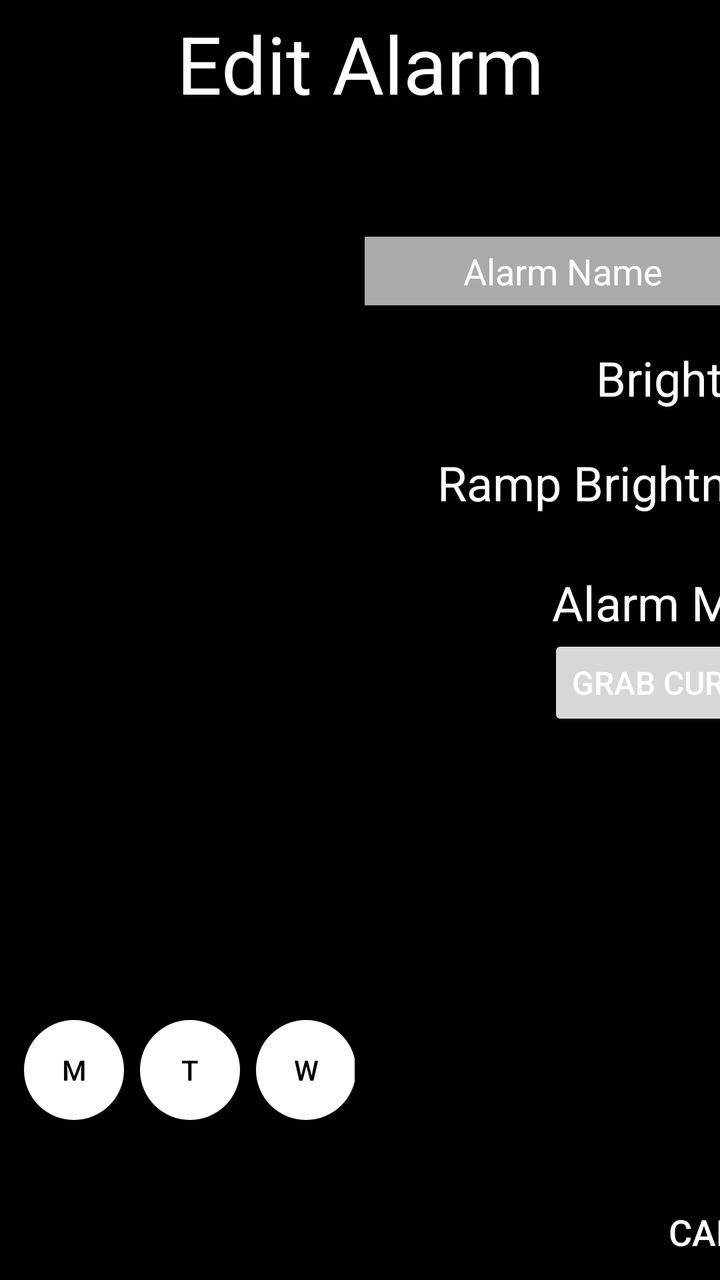
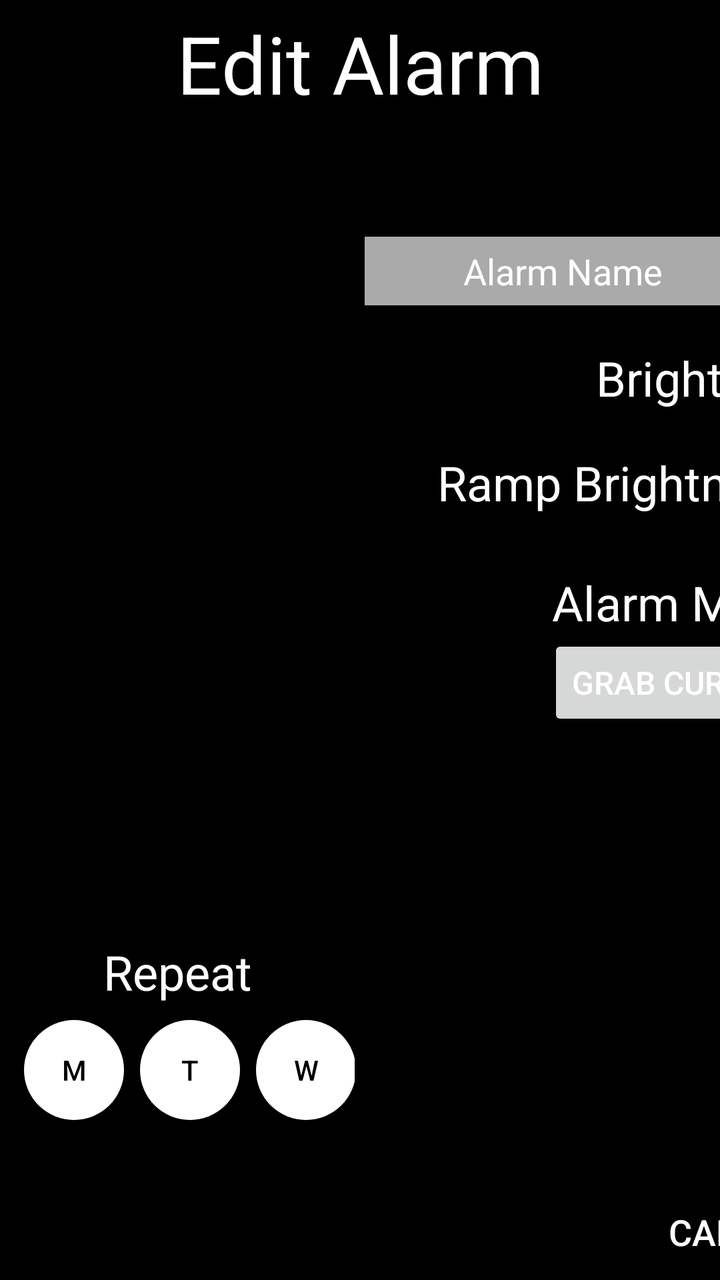

An Android layout rendered at two revisions. The XML below is the earlier revision; the diff shows what the commit changed to produce the second picture.
<!-- AndroidManifest.xml: application theme DarkAppTheme -->
<!-- res/layout/alarm_editor.xml -->
<?xml version="1.0" encoding="utf-8"?>
<androidx.constraintlayout.widget.ConstraintLayout xmlns:android="http://schemas.android.com/apk/res/android"
    android:layout_width="match_parent"
    android:layout_height="match_parent">

    <LinearLayout
        android:layout_width="match_parent"
        android:layout_height="match_parent"
        android:orientation="vertical">

        <TextView
            android:id="@+id/editor_name"
            android:layout_width="match_parent"
            android:layout_height="wrap_content"

            android:layout_marginTop="5dp"
            android:text="Edit Alarm"
            android:textAlignment="center"
            android:textColor="@color/white"
            android:textSize="40dp" />

        <LinearLayout
            android:layout_width="match_parent"
            android:layout_height="0dp"
            android:layout_weight="1"
            android:orientation="horizontal">

            <LinearLayout
                android:layout_width="0dp"
                android:layout_height="match_parent"
                android:layout_weight="1"
                android:orientation="vertical">

                <FrameLayout
                    android:layout_width="match_parent"
                    android:layout_height="0dp"
                    android:layout_weight="1"
                    android:layout_gravity="center_horizontal" >

                    <TimePicker
                        android:id="@+id/timePicker"
                        android:layout_width="match_parent"
                        android:layout_height="wrap_content"
                        android:layout_gravity="center"
                        android:scaleX="1"
                        android:scaleY="1"
                        android:timePickerMode="spinner" />

                </FrameLayout>

                <LinearLayout
                    android:layout_width="match_parent"
                    android:layout_height="wrap_content"
                    android:layout_marginBottom="80dp"
                    android:orientation="horizontal">

                    <androidx.appcompat.widget.AppCompatButton
                        android:id="@+id/day1"
                        android:layout_width="@dimen/daySize"
                        android:layout_height="@dimen/daySize"
                        android:layout_marginLeft="12dp"
                        android:layout_marginRight="4dp"
                        android:background="@drawable/dow_button_shape_off"
                        android:text="M"
                        android:textColor="@color/black" />

                    <Space
                        android:layout_width="0dp"
                        android:layout_height="wrap_content"
                        android:layout_weight="1" />

                    <androidx.appcompat.widget.AppCompatButton
                        android:id="@+id/day2"
                        android:layout_width="@dimen/daySize"
                        android:layout_height="@dimen/daySize"
                        android:layout_marginLeft="4dp"
                        android:layout_marginRight="4dp"
                        android:background="@drawable/dow_button_shape_off"
                        android:text="T"
                        android:textColor="@color/black" />

                    <Space
                        android:layout_width="0dp"
                        android:layout_height="wrap_content"
                        android:layout_weight="1" />

                    <androidx.appcompat.widget.AppCompatButton
                        android:id="@+id/day3"
                        android:layout_width="@dimen/daySize"
                        android:layout_height="@dimen/daySize"
                        android:layout_marginLeft="4dp"
                        android:layout_marginRight="4dp"
                        android:background="@drawable/dow_button_shape_off"
                        android:text="W"
                        android:textColor="@color/black" />

                    <Space
                        android:layout_width="0dp"
                        android:layout_height="wrap_content"
                        android:layout_weight="1" />

                    <androidx.appcompat.widget.AppCompatButton
                        android:id="@+id/day4"
                        android:layout_width="@dimen/daySize"
                        android:layout_height="@dimen/daySize"
                        android:layout_marginLeft="4dp"
                        android:layout_marginRight="4dp"
                        android:background="@drawable/dow_button_shape_off"
                        android:text="T"
                        android:textColor="@color/black" />

                    <Space
                        android:layout_width="0dp"
                        android:layout_height="wrap_content"
                        android:layout_weight="1" />

                    <androidx.appcompat.widget.AppCompatButton
                        android:id="@+id/day5"
                        android:layout_width="@dimen/daySize"
                        android:layout_height="@dimen/daySize"
                        android:layout_marginLeft="4dp"
                        android:layout_marginRight="4dp"
                        android:background="@drawable/dow_button_shape_off"
                        android:text="F"
                        android:textColor="@color/black" />

                    <Space
                        android:layout_width="0dp"
                        android:layout_height="wrap_content"
                        android:layout_weight="1" />

                    <androidx.appcompat.widget.AppCompatButton
                        android:id="@+id/day6"
                        android:layout_width="@dimen/daySize"
                        android:layout_height="@dimen/daySize"
                        android:layout_marginLeft="4dp"
                        android:layout_marginRight="4dp"
                        android:background="@drawable/dow_button_shape_off"
                        android:text="S"
                        android:textColor="@color/black" />

                    <Space
                        android:layout_width="0dp"
                        android:layout_height="wrap_content"
                        android:layout_weight="1" />

                    <androidx.appcompat.widget.AppCompatButton
                        android:id="@+id/day7"
                        android:layout_width="@dimen/daySize"
                        android:layout_height="@dimen/daySize"
                        android:layout_marginLeft="4dp"
                        android:layout_marginRight="12dp"
                        android:background="@drawable/dow_button_shape_off"
                        android:text="S"
                        android:textColor="@color/black" />
                </LinearLayout>

            </LinearLayout>

            <View
                android:id="@+id/divider"
                android:layout_width="5dp"
                android:layout_height="match_parent"
                android:layout_marginTop="20dp"
                android:layout_marginBottom="20dp"
                android:background="?android:attr/listDivider" />

            <TableLayout
                android:layout_width="0dp"
                android:layout_height="match_parent"
                android:layout_weight="1">

                <TableRow
                    android:layout_width="wrap_content"
                    android:layout_height="match_parent"
                    android:layout_gravity="center"
                    android:layout_marginBottom="20dp"
                    android:gravity="center|top">

                    <EditText
                        android:id="@+id/alarmName"
                        android:layout_width="match_parent"
                        android:layout_height="wrap_content"
                        android:layout_marginLeft="20dp"
                        android:layout_marginTop="60dp"
                        android:background="@android:color/darker_gray"
                        android:ems="10"
                        android:hapticFeedbackEnabled="true"
                        android:inputType="text"
                        android:paddingTop="5dp"
                        android:paddingBottom="5dp"
                        android:text="Alarm Name"
                        android:textAlignment="center"
                        android:textColor="#FFFFFF"
                        android:textColorHint="#A5A5A5" />

                </TableRow>

                <TableRow
                    android:layout_width="wrap_content"
                    android:layout_height="wrap_content"
                    android:layout_marginBottom="20dp">

                    <TextView
                        android:id="@+id/textView4"
                        android:layout_width="wrap_content"
                        android:layout_height="wrap_content"
                        android:layout_marginLeft="20dp"
                        android:text="Brightness"
                        android:textAlignment="textEnd"
                        android:textColor="#FFFFFF"
                        android:textSize="24dp" />

                    <SeekBar
                        android:id="@+id/brightness"
                        android:layout_width="wrap_content"
                        android:layout_height="wrap_content"
                        android:progress="100"
                        android:layout_gravity="center_vertical"
                        android:scrollbarSize="28dp" />

                    <TextView
                        android:id="@+id/brightVal"
                        android:layout_width="wrap_content"
                        android:layout_height="wrap_content"
                        android:layout_marginRight="20dp"
                        android:layout_gravity="center_vertical"
                        android:text="100%"
                        android:textColor="#FFFFFF"
                        android:textSize="18dp" />

                </TableRow>

                <TableRow
                    android:layout_width="wrap_content"
                    android:layout_height="wrap_content"
                    android:layout_marginBottom="20dp">

                    <TextView
                        android:id="@+id/textView5"
                        android:layout_width="wrap_content"
                        android:layout_height="wrap_content"
                        android:layout_marginLeft="20dp"
                        android:text="Ramp Brightness?"
                        android:textAlignment="textEnd"
                        android:textColor="#FFFFFF"
                        android:textSize="24dp" />

                    <Switch
                        android:id="@+id/rampBright"
                        android:layout_width="wrap_content"
                        android:layout_height="wrap_content"
                        android:scaleX="1.5"
                        android:scaleY="1.5"
                        android:height="40dp"
                        android:layout_gravity="center" />
                </TableRow>

                <TableRow
                    android:layout_width="wrap_content"
                    android:layout_height="wrap_content">

                    <TextView
                        android:id="@+id/textView6"
                        android:layout_width="wrap_content"
                        android:layout_height="wrap_content"
                        android:layout_marginLeft="20dp"
                        android:text="Alarm Mode:"
                        android:textAlignment="textEnd"
                        android:textColor="#FFFFFF"
                        android:textSize="24dp" />

                    <TextView
                        android:id="@+id/alarmMode"
                        android:layout_width="wrap_content"
                        android:layout_height="wrap_content"
                        android:layout_marginLeft="20dp"
                        android:text="Rainbow"
                        android:textAlignment="textEnd"
                        android:textColor="#FFFFFF"
                        android:textSize="24dp" />
                </TableRow>

                <TableRow
                    android:layout_width="match_parent"
                    android:layout_height="match_parent">

                    <androidx.appcompat.widget.AppCompatButton
                        android:id="@+id/grabCurrent"
                        android:layout_width="wrap_content"
                        android:layout_height="wrap_content"
                        android:layout_marginLeft="2dp"
                        android:layout_gravity="right|bottom"
                        android:text="Grab Current"
                        android:textColor="@color/white"
                        android:textSize="16dp" />
                </TableRow>

                <TableRow
                    android:layout_width="0dp"
                    android:layout_height="match_parent"
                    android:layout_weight="1">

                    <androidx.appcompat.widget.AppCompatButton
                        android:id="@+id/cancel"
                        android:layout_width="wrap_content"
                        android:layout_height="wrap_content"
                        android:layout_gravity="right|bottom"
                        android:background="@drawable/black_button_background"
                        android:text="Cancel"
                        android:textColor="@color/white"
                        android:textSize="18dp" />

                    <androidx.appcompat.widget.AppCompatButton
                        android:id="@+id/save"
                        android:layout_width="wrap_content"
                        android:layout_height="wrap_content"
                        android:layout_gravity="right|bottom"
                        android:background="@drawable/black_button_background"
                        android:text="Save"
                        android:textColor="@color/white"
                        android:textSize="18dp" />
                </TableRow>

            </TableLayout>
        </LinearLayout>
    </LinearLayout>
</androidx.constraintlayout.widget.ConstraintLayout>
<!-- resources referenced by this layout -->
<resources>
  <color name="black">#FF000000</color>
  <color name="white">#FFFFFFFF</color>
  <dimen name="daySize">50dp</dimen>
  <!-- drawable black_button_background (drawable) -->
  <?xml version="1.0" encoding="utf-8"?>
  <shape xmlns:android="http://schemas.android.com/apk/res/android">
      <solid android:color="@color/black" /> 
      <corners android:radius="50dp" /> 
  </shape>
  <!-- drawable dow_button_shape_off (drawable) -->
  <?xml version="1.0" encoding="utf-8"?>
  <shape xmlns:android="http://schemas.android.com/apk/res/android">
      <solid android:color="@color/white" /> 
      <corners android:radius="400dp" />
  </shape>
  <style name="DarkAppTheme" parent="Theme.MaterialComponents.DayNight">
          <item name="windowActionBar">false</item>
          <item name="android:background">@color/black</item>
          <item name="windowNoTitle">true</item>
      </style>
</resources>

<!-- the commit's change to res/layout/alarm_editor.xml (unified diff, before → after) -->
@@ -1,7 +1,8 @@
 <?xml version="1.0" encoding="utf-8"?>
 <androidx.constraintlayout.widget.ConstraintLayout xmlns:android="http://schemas.android.com/apk/res/android"
     android:layout_width="match_parent"
-    android:layout_height="match_parent">
+    android:layout_height="match_parent"
+    xmlns:app="http://schemas.android.com/apk/res-auto">
 
     <LinearLayout
         android:layout_width="match_parent"
@@ -47,6 +48,17 @@
                         android:timePickerMode="spinner" />
 
                 </FrameLayout>
+
+                <TextView
+                    android:id="@+id/repeat_label"
+                    android:layout_width="match_parent"
+                    android:layout_height="wrap_content"
+                    android:layout_marginTop="16dp"
+                    android:layout_marginBottom="8dp"
+                    android:text="Repeat"
+                    android:textAlignment="center"
+                    android:textColor="@color/white"
+                    android:textSize="24sp" />
 
                 <LinearLayout
                     android:layout_width="match_parent"
